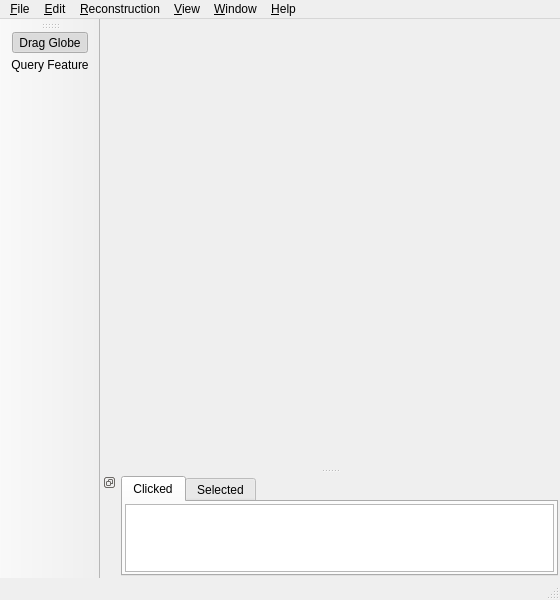
The window that src/qt-widgets/ViewportWindowUi.ui (GPlates/GPlates) describes before a commit, drawn with Qt 5.
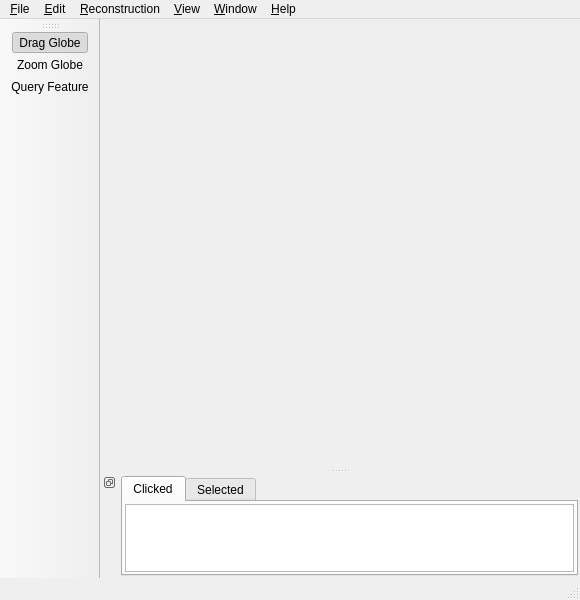
The same window after the commit. Icons and pictures are not drawn.

Diff of the .ui file:
```diff
--- a/src/qt-widgets/ViewportWindowUi.ui
+++ b/src/qt-widgets/ViewportWindowUi.ui
@@ -5,13 +5,13 @@
    <rect>
     <x>0</x>
     <y>0</y>
-    <width>560</width>
+    <width>580</width>
     <height>600</height>
    </rect>
   </property>
   <property name="minimumSize" >
    <size>
-    <width>560</width>
+    <width>580</width>
     <height>600</height>
    </size>
   </property>
@@ -33,8 +33,8 @@
     <rect>
      <x>0</x>
      <y>0</y>
-     <width>560</width>
-     <height>29</height>
+     <width>580</width>
+     <height>25</height>
     </rect>
    </property>
    <widget class="QMenu" name="menu_Help" >
@@ -110,6 +110,7 @@
     <bool>false</bool>
    </attribute>
    <addaction name="action_Drag_Globe" />
+   <addaction name="action_Zoom_Globe" />
    <addaction name="action_Query_Feature" />
   </widget>
   <widget class="QDockWidget" name="dockWidget_information" >
@@ -417,6 +418,23 @@
     <string>1</string>
    </property>
   </action>
+  <action name="action_Zoom_Globe" >
+   <property name="checkable" >
+    <bool>true</bool>
+   </property>
+   <property name="icon" >
+    <iconset resource="../qt-resources/qt_widgets.qrc" >:/zoom_globe_35.png</iconset>
+   </property>
+   <property name="text" >
+    <string>Zoom Globe</string>
+   </property>
+   <property name="toolTip" >
+    <string>Click globe to zoom  Z</string>
+   </property>
+   <property name="shortcut" >
+    <string>Z</string>
+   </property>
+  </action>
  </widget>
  <resources>
   <include location="../qt-resources/qt_widgets.qrc" />
```
